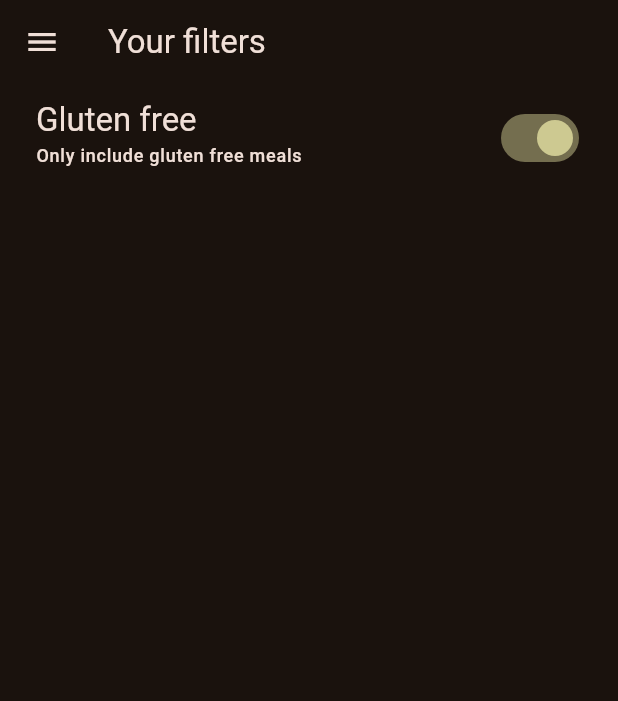
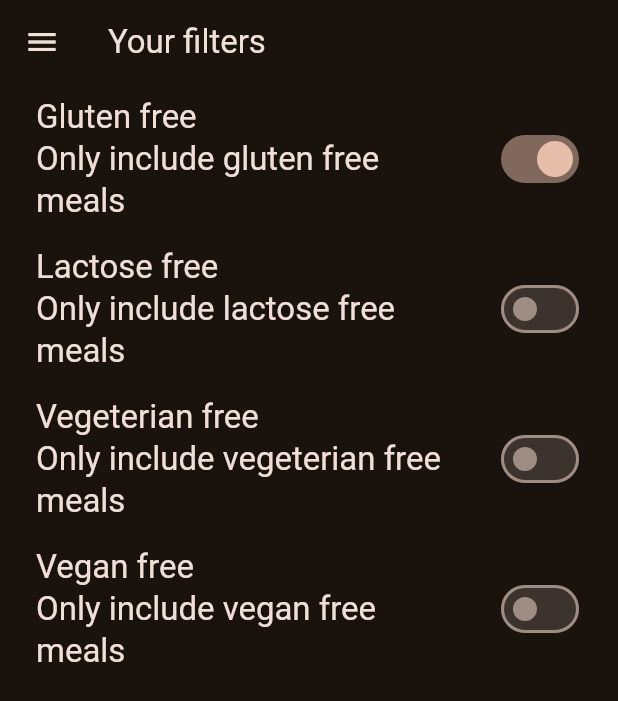
Before and after one commit to DmitrySergienko/flutter_meal, a Flutter app: the FilterScreen screen opened directly, after a tap on "Gluten free", on a phone screen of 412 x 824 dp. Shown: the top 701 px of the screen. Run offline on Flutter 3.47's test engine with Material 2 defaults, Android fonts, the phone set to English and light mode, and no system bars; our stand-ins replace google_fonts, transparent_image.

Commit message:
small upd

```diff
--- a/lib/presentation/screens/filter_screen.dart
+++ b/lib/presentation/screens/filter_screen.dart
@@ -1,5 +1,6 @@
 import 'package:flutter/material.dart';
 import 'package:meal_app/presentation/screens/tabs_screen.dart';
+import 'package:meal_app/presentation/widgets/filter_widget.dart';
 import 'package:meal_app/presentation/widgets/main_drawer.dart';
 
 class FilterScreen extends StatefulWidget {
@@ -7,12 +8,39 @@ class FilterScreen extends StatefulWidget {
 
   @override
   State<StatefulWidget> createState() {
-    return _FilterScreen();
+    return _FilterScreenState();
   }
 }
 
-class _FilterScreen extends State<FilterScreen> {
+class _FilterScreenState extends State<FilterScreen> {
   var _glutineFreeSet = false;
+  var _lactoseFree = false;
+  var _VegeterianFree = false;
+  var _VeganFree = false;
+
+  void _setGluten(bool newValue){
+    setState(() {
+      _glutineFreeSet = newValue;
+    });
+  }
+
+  void _setLactose(bool newValue){
+    setState(() {
+      _lactoseFree = newValue;  // corrected this line
+    });
+  }
+
+    void _setVegeterian(bool newValue){
+    setState(() {
+      _VegeterianFree = newValue;  // corrected this line
+    });
+  }
+
+    void _setVegan(bool newValue){
+    setState(() {
+      _VeganFree= newValue;  // corrected this line
+    });
+  }
 
   @override
   Widget build(BuildContext context) {
@@ -20,43 +48,41 @@ class _FilterScreen extends State<FilterScreen> {
       appBar: AppBar(
         title: const Text('Your filters'),
       ),
-      drawer: MainDrawer(onSelectScreen: (identifier){
+      drawer: MainDrawer(onSelectScreen: (identifier) {
         Navigator.of(context).pop();
-        if(identifier == 'Meals'){
-          Navigator.of(context)
-          .pushReplacement(MaterialPageRoute(builder: (ctx)=> TabsScreen()));
+        if (identifier == 'Meals') {
+          Navigator.of(context).pushReplacement(
+              MaterialPageRoute(builder: (ctx) => TabsScreen()));
         }
       }),
-      body: Column(
+      body: Column(  // removed the const keyword
         children: [
-          SwitchListTile(
+           FilterWidget(
+            title: "Gluten free",
+            subtitle: "Only include gluten free meals",
             value: _glutineFreeSet,
-            onChanged: (isChecked) {
-              setState(() {
-                _glutineFreeSet = isChecked;
-              });
-            },
-            title: Text(
-              "Gluten free",
-              style: Theme.of(context)
-                  .textTheme
-                  .titleLarge!
-                  .copyWith(color: Theme.of(context).colorScheme.onBackground),
-            ),
-            subtitle: Text(
-              'Only include gluten free meals',
-              style: Theme.of(context)
-                  .textTheme
-                  .labelMedium!
-                  .copyWith(color: Theme.of(context).colorScheme.onBackground),
-            ),
-            activeColor: Theme.of(context).colorScheme.tertiary,
-            contentPadding: EdgeInsets.only(left: 24, right: 22),
-          )
+            onChanged: _setGluten,
+          ),
+          FilterWidget(
+            title: "Lactose free",
+            subtitle: "Only include lactose free meals",
+            value: _lactoseFree,
+            onChanged: _setLactose,
+          ),
+          FilterWidget(
+            title: "Vegeterian free",
+            subtitle: "Only include vegeterian free meals",
+            value: _VegeterianFree,
+            onChanged: _setVegeterian,
+          ),
+          FilterWidget(
+            title: "Vegan free",
+            subtitle: "Only include vegan free meals",
+            value: _VeganFree,
+            onChanged: _setVegan,
+          ),
         ],
       ),
     );
-
-    throw UnimplementedError();
   }
 }
--- /dev/null
+++ b/lib/presentation/widgets/filter_widget.dart
@@ -0,0 +1,40 @@
+import 'package:flutter/material.dart';
+
+class FilterWidget extends StatelessWidget {
+  const FilterWidget({
+    Key? key,
+    required this.title,
+    required this.subtitle,
+    required this.value,
+    required this.onChanged,
+  }) : super(key: key);
+
+  final String title;
+  final String subtitle;
+  final bool value;
+  final ValueChanged<bool> onChanged;
+
+  @override
+  Widget build(BuildContext context) {
+    return SwitchListTile(
+      value: value,
+      onChanged: onChanged,
+      title: Text(
+        title,
+        style: Theme.of(context)
+            .textTheme
+              .titleLarge!
+            .copyWith(color: Theme.of(context).colorScheme.onBackground),
+      ),
+      subtitle: Text(
+        subtitle,
+        style: Theme.of(context)
+            .textTheme
+              .titleLarge!
+            .copyWith(color: Theme.of(context).colorScheme.onBackground),
+      ),
+      activeColor: Theme.of(context).colorScheme.secondary,
+      contentPadding: EdgeInsets.only(left: 24, right: 22),
+    );
+  }
+}
```
